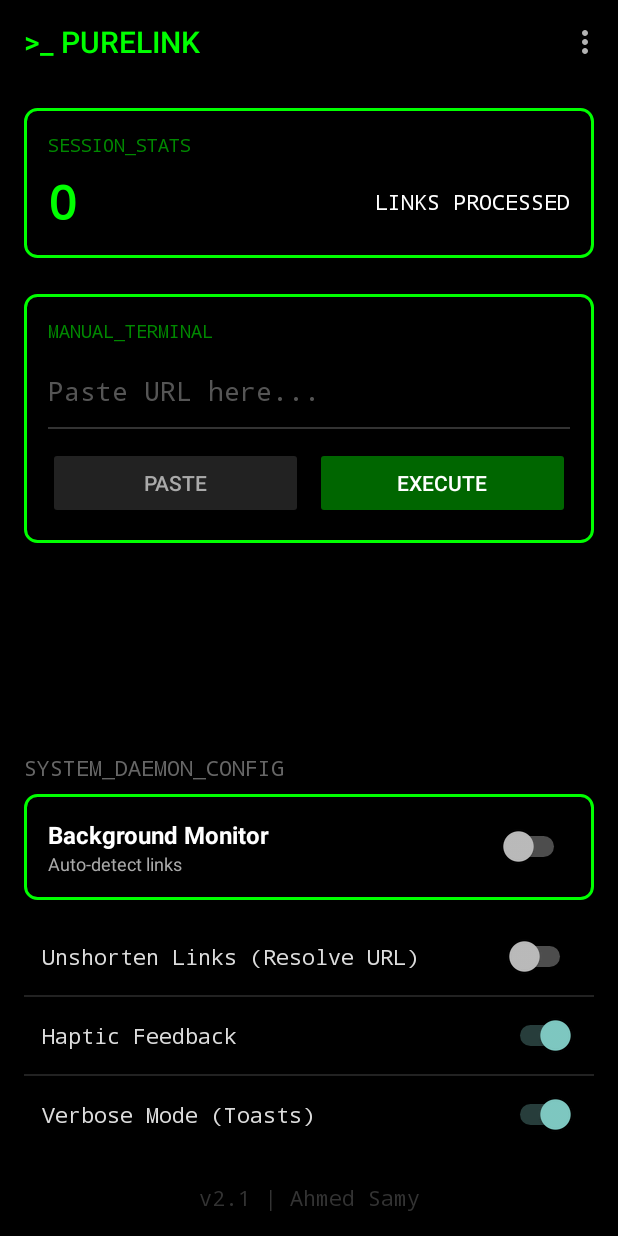
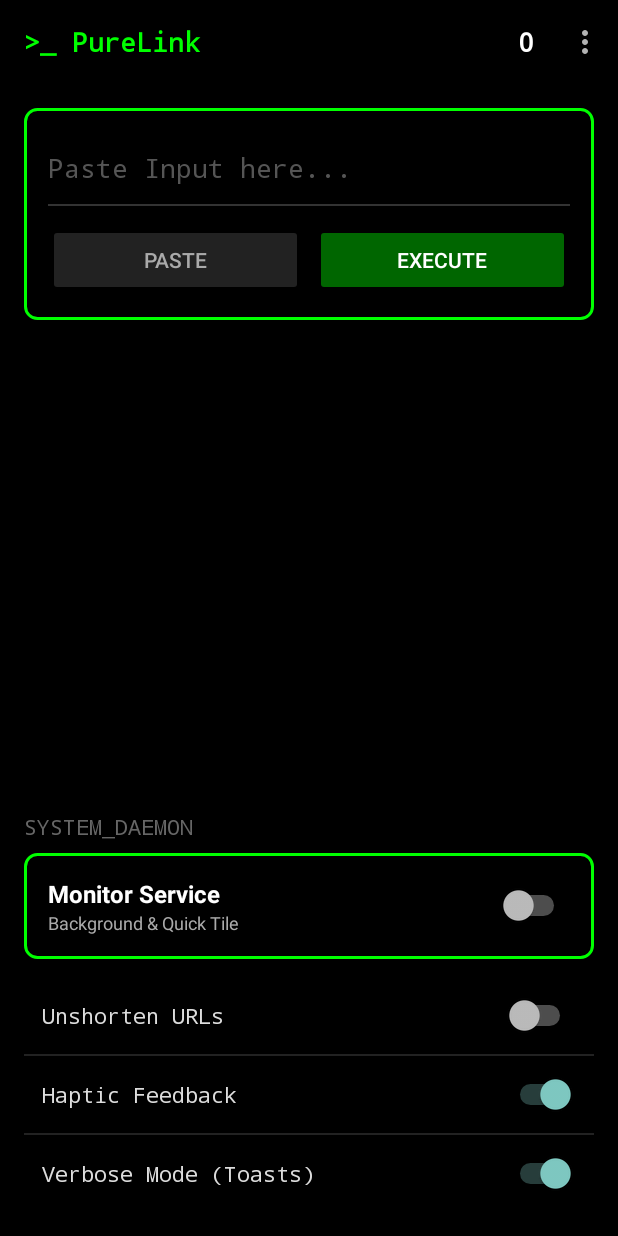
Before and after one commit to ahmedthebest31/PureLink-Android, an Android app: the screen it shows after launch (MainActivity), on a phone screen of 412 x 824 dp. Run offline under Robolectric (Android 15) with nearby library versions, the light colour scheme and no system bars.

Commit message:
feat: resolve quick settings tile behavior and layout xml issues
- Implement 'soft toggle' for Quick Settings tile to pause/resume monitoring instantly without revoking permissions.
- Update ClipboardService to respect the 'monitoring_active' preference state.
- Fix XML parsing error in activity_main.xml (escape special characters in text).
- Refactor MainActivity to sync with the new Toolbar stats UI components.

```diff
--- a/app/src/main/res/layout/activity_main.xml
+++ b/app/src/main/res/layout/activity_main.xml
@@ -12,9 +12,37 @@
         android:layout_width="match_parent"
         android:layout_height="wrap_content"
         android:background="#000000"
-        app:title=">_ PURELINK"
-        app:titleTextColor="#00FF00"
-        app:popupTheme="@style/Theme.AppCompat.Light" />
+        app:popupTheme="@style/Theme.AppCompat.Light">
+
+        <LinearLayout
+            android:layout_width="match_parent"
+            android:layout_height="wrap_content"
+            android:gravity="center_vertical"
+            android:orientation="horizontal">
+
+            <TextView
+                android:layout_width="0dp"
+                android:layout_weight="1"
+                android:layout_height="wrap_content"
+                android:text=">_ PureLink"
+                android:textColor="#00FF00"
+                android:textSize="18sp"
+                android:textStyle="bold"
+                android:typeface="monospace"/>
+
+            <TextView
+                android:id="@+id/txtToolbarStats"
+                android:layout_width="wrap_content"
+                android:layout_height="wrap_content"
+                android:text="0"
+                android:textColor="#FFFFFF"
+                android:textSize="18sp"
+                android:textStyle="bold"
+                android:typeface="monospace"
+                android:layout_marginEnd="16dp"
+                android:contentDescription="Cleaned: 0 items"/>
+        </LinearLayout>
+    </androidx.appcompat.widget.Toolbar>
 
     <ScrollView
         android:layout_width="match_parent"
@@ -35,63 +63,11 @@
                 android:padding="16dp"
                 android:layout_marginBottom="24dp">
 
-                <TextView
-                    android:layout_width="wrap_content"
-                    android:layout_height="wrap_content"
-                    android:text="SESSION_STATS"
-                    android:textColor="#008800"
-                    android:typeface="monospace"
-                    android:textSize="12sp"/>
-
-                <LinearLayout
-                    android:layout_width="match_parent"
-                    android:layout_height="wrap_content"
-                    android:orientation="horizontal"
-                    android:gravity="center_vertical"
-                    android:layout_marginTop="8dp">
-
-                    <TextView
-                        android:id="@+id/txtStats"
-                        android:layout_width="0dp"
-                        android:layout_weight="1"
-                        android:layout_height="wrap_content"
-                        android:text="0"
-                        android:textColor="#00FF00"
-                        android:textSize="32sp"
-                        android:textStyle="bold"
-                        android:typeface="monospace"/>
-
-                    <TextView
-                        android:layout_width="wrap_content"
-                        android:layout_height="wrap_content"
-                        android:text="LINKS PROCESSED"
-                        android:textColor="#FFFFFF"
-                        android:typeface="monospace"/>
-                </LinearLayout>
-            </LinearLayout>
-
-            <LinearLayout
-                android:layout_width="match_parent"
-                android:layout_height="wrap_content"
-                android:orientation="vertical"
-                android:background="@drawable/bg_terminal_border"
-                android:padding="16dp"
-                android:layout_marginBottom="24dp">
-
-                <TextView
-                    android:layout_width="wrap_content"
-                    android:layout_height="wrap_content"
-                    android:text="MANUAL_TERMINAL"
-                    android:textColor="#008800"
-                    android:typeface="monospace"
-                    android:textSize="12sp"
-                    android:layout_marginBottom="8dp"/>
-
                 <EditText
                     android:id="@+id/inputField"
                     android:layout_width="match_parent"
                     android:layout_height="wrap_content"
-                    android:hint="Paste URL here..."
+                    android:hint="Paste Input here..."
                     android:textColor="#FFFFFF"
                     android:textColorHint="#555555"
                     android:background="@null"
@@ -130,7 +106,7 @@
             <TextView
                 android:layout_width="match_parent"
                 android:layout_height="wrap_content"
-                android:text="SYSTEM_DAEMON_CONFIG"
+                android:text="SYSTEM_DAEMON"
                 android:textColor="#666666"
                 android:typeface="monospace"
                 android:layout_marginBottom="8dp"/>
@@ -152,14 +128,14 @@
                     <TextView
                         android:layout_width="wrap_content"
                         android:layout_height="wrap_content"
-                        android:text="Background Monitor"
+                        android:text="Monitor Service"
                         android:textColor="#FFFFFF"
                         android:textStyle="bold"
                         android:textSize="16sp"/>
                     <TextView
                         android:layout_width="wrap_content"
                         android:layout_height="wrap_content"
-                        android:text="Auto-detect links"
+                        android:text="Background &amp; Quick Tile"
                         android:textColor="#AAAAAA"
                         android:textSize="12sp"/>
                 </LinearLayout>
@@ -179,7 +155,7 @@
                     android:layout_height="wrap_content"
                     android:padding="12dp"
                     android:gravity="center_vertical">
-                    <TextView android:layout_width="0dp" android:layout_weight="1" android:layout_height="wrap_content" android:text="Unshorten Links (Resolve URL)" android:textColor="#DDDDDD" android:typeface="monospace"/>
+                    <TextView android:layout_width="0dp" android:layout_weight="1" android:layout_height="wrap_content" android:text="Unshorten URLs" android:textColor="#DDDDDD" android:typeface="monospace"/>
                     <Switch android:id="@+id/switchUnshorten" android:layout_width="wrap_content" android:layout_height="wrap_content"/>
                 </LinearLayout>
 
@@ -206,15 +182,6 @@
                 </LinearLayout>
             </LinearLayout>
 
-            <TextView
-                android:layout_width="match_parent"
-                android:layout_height="wrap_content"
-                android:text="v2.1 | Ahmed Samy"
-                android:gravity="center"
-                android:textColor="#333333"
-                android:typeface="monospace"
-                android:layout_marginTop="20dp"/>
-
         </LinearLayout>
     </ScrollView>
 </LinearLayout>
--- a/app/src/main/res/menu/main_menu.xml
+++ b/app/src/main/res/menu/main_menu.xml
@@ -1,14 +1,24 @@
 <?xml version="1.0" encoding="utf-8"?>
 <menu xmlns:android="http://schemas.android.com/apk/res/android"
     xmlns:app="http://schemas.android.com/apk/res-auto">
-    <item
-        android:id="@+id/action_stats"
-        android:title="Statistics"
-        android:icon="@android:drawable/ic_menu_sort_by_size"
-        app:showAsAction="never" />
+
+    <item android:title="Social Tools">
+        <menu>
+            <item android:id="@+id/action_whatsapp" android:title="Open as WhatsApp" />
+            <item android:id="@+id/action_telegram" android:title="Open as Telegram" />
+        </menu>
+    </item>
+
+    <item android:title="Dev Tools">
+        <menu>
+            <item android:id="@+id/action_b64_encode" android:title="Base64 Encode" />
+            <item android:id="@+id/action_b64_decode" android:title="Base64 Decode" />
+            <item android:id="@+id/action_uuid" android:title="Generate UUID" />
+        </menu>
+    </item>
+
     <item
         android:id="@+id/action_about"
-        android:title="About Developer"
-        android:icon="@android:drawable/ic_menu_info_details"
+        android:title="About"
         app:showAsAction="never" />
 </menu>
```
Also changed, not shown: app/src/main/AndroidManifest.xml (+10 -0 lines), app/src/main/java/com/ahmedsamy/ClipboardService.kt (+37 -44 lines), app/src/main/java/com/ahmedsamy/MainActivity.kt (+113 -96 lines), app/src/main/java/com/ahmedsamy/PureLinkTileService.kt (added, +62 -0 lines).
